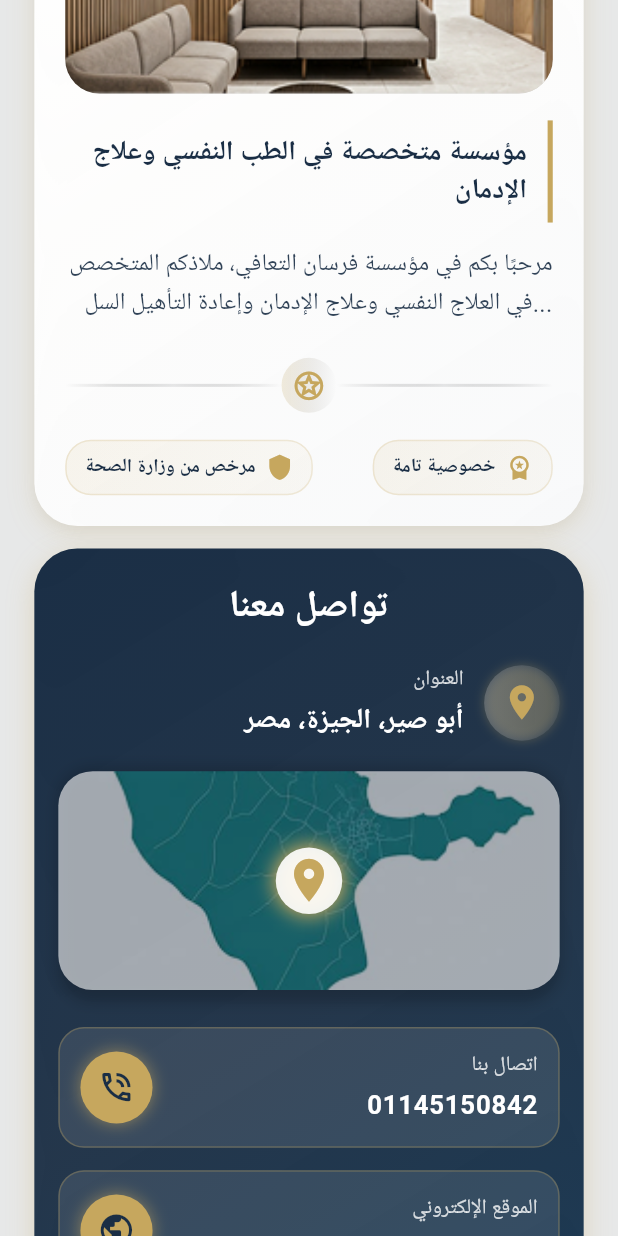
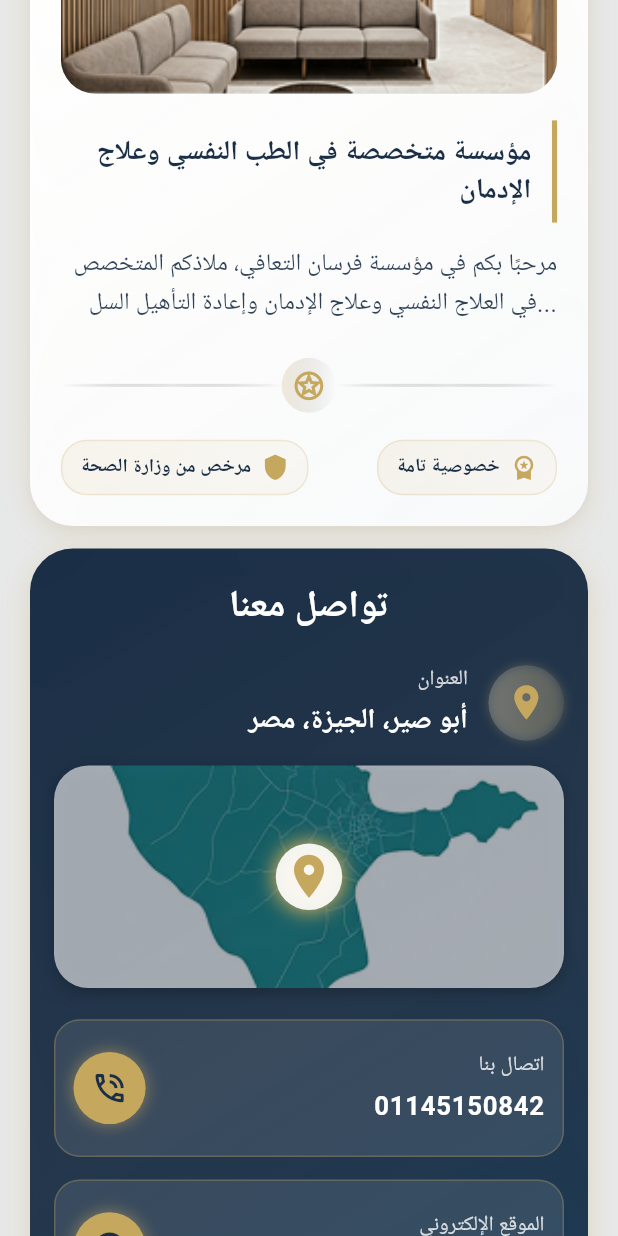
Before and after one commit to minaamir1442003/forsan-elatafe, a Flutter app: the HomePage screen opened directly, scrolled down 576 dp, on a phone screen of 412 x 824 dp. Run offline on Flutter 3.47's test engine with Material 3 defaults, Android fonts, the phone set to English and light mode, and no system bars; our stand-ins replace dio, flutter_bloc, flutter_screenutil, font_awesome_flutter, shared_preferences, youtube_player_flutter; missing offline and left inert: flutter_phone_direct_caller; accounts and stored records are empty; Roboto replaces fonts that are missing (Cairo).

Commit message:
change some size image
Co-authored-by: Copilot <copilot@github.com>

```diff
--- a/lib/core/network/dio_helper.dart
+++ b/lib/core/network/dio_helper.dart
@@ -3,6 +3,7 @@ import 'package:dio/dio.dart';
 class DioHelper {
   static late Dio dio;
 
+  // ignore: strict_top_level_inference
   static init() {
     dio = Dio(
       BaseOptions(
--- a/lib/features/MedicalUnit/widget/Medical_cards.dart
+++ b/lib/features/MedicalUnit/widget/Medical_cards.dart
@@ -156,7 +156,7 @@ class _ResortCardsState extends State<MedicalCards> {
   @override
   Widget build(BuildContext context) {
     return SizedBox(
-      height: 300.h, // زودت شوية الارتفاع عشان يناسب النصوص الإضافية
+      height: 350, // زودت شوية الارتفاع عشان يناسب النصوص الإضافية
       child: PageView.builder(
         controller: _pageController,
         itemCount: items.length,
--- a/lib/features/Profile/screen/guest_profile_screen.dart
+++ b/lib/features/Profile/screen/guest_profile_screen.dart
@@ -5,7 +5,6 @@ import 'package:forsan_eltafe/features/Profile/widget/guest_banner.dart';
 import 'package:forsan_eltafe/features/Profile/widget/guest_info_section.dart';
 import 'package:forsan_eltafe/features/Profile/widget/guest_login_prompt.dart';
 import 'package:forsan_eltafe/features/Profile/widget/guest_record_card.dart';
-import 'package:forsan_eltafe/features/navigation_bar/navigation_bar.dart';
 import '../data/guest_data.dart';
 
 
@@ -82,6 +81,7 @@ class GuestProfileScreen extends StatelessWidget {
                     Container(
                       padding: const EdgeInsets.symmetric(horizontal: 16, vertical: 8),
                       decoration: BoxDecoration(
+                        // ignore: deprecated_member_use
                         color: Appcolors.accentColorNew.withOpacity(0.12),
                         borderRadius: BorderRadius.circular(40),
                       ),
@@ -98,6 +98,7 @@ class GuestProfileScreen extends StatelessWidget {
                 ),
               ),
               // السجلات
+              // ignore: unnecessary_to_list_in_spreads
               ...GuestData.records.map((record) => GuestRecordCard(record: record)).toList(),
               const SizedBox(height: 10),
               const GuestLoginPrompt(),
--- a/lib/features/Profile/widget/profile_header.dart
+++ b/lib/features/Profile/widget/profile_header.dart
@@ -1,3 +1,5 @@
+// ignore_for_file: unused_element
+
 import 'package:flutter/material.dart';
 import 'package:forsan_eltafe/core/appcolors.dart';
 import 'package:intl/intl.dart';
@@ -115,12 +117,14 @@ class ProfileHeader extends StatelessWidget {
                 end: Alignment.bottomRight,
                 colors: [
                   Appcolors.primaryColor,
+                  // ignore: deprecated_member_use
                   Appcolors.primaryColor.withOpacity(0.95),
                 ],
               ),
               borderRadius: BorderRadius.circular(32),
               boxShadow: [
                 BoxShadow(
+                  // ignore: deprecated_member_use
                   color: Appcolors.primaryColor.withOpacity(0.3),
                   blurRadius: 20,
                   offset: const Offset(0, 10),
--- a/lib/features/Resort/screen/ResortPage.dart
+++ b/lib/features/Resort/screen/ResortPage.dart
@@ -41,7 +41,7 @@ class _ResortPageState extends State<ResortPage> with SingleTickerProviderStateM
   @override
   Widget build(BuildContext context) {
     double screenWidth = MediaQuery.of(context).size.width;
-    double horizontalPadding = screenWidth > 500 ? 40.w : 20.w;
+    double horizontalPadding = screenWidth > 500 ? 30.w : 20.w;
 
     return Scaffold(
       backgroundColor: Appcolors.greycolor,
--- a/lib/features/home/screen/home.dart
+++ b/lib/features/home/screen/home.dart
@@ -1,5 +1,4 @@
 import 'package:flutter/material.dart';
-import 'package:flutter_screenutil/flutter_screenutil.dart';
 import 'package:forsan_eltafe/core/appcolors.dart';
 import 'package:forsan_eltafe/features/home/widget/Conectus.dart';
 import 'package:forsan_eltafe/features/home/widget/aboutelmontage.dart';
@@ -18,7 +17,7 @@ class _HomePageState extends State<HomePage> {
     double screenWidth = MediaQuery.of(context).size.width;
 
     // تحديد قيمة الـ padding بناءً على عرض الشاشة
-    double horizontalPadding = screenWidth > 500 ? 40.w : 20.w;
+    double horizontalPadding = screenWidth > 500 ? 30 : 20;
     return Scaffold(
       backgroundColor: Appcolors.greycolor,
       body: SafeArea(
--- a/lib/features/home/widget/Conectus.dart
+++ b/lib/features/home/widget/Conectus.dart
@@ -74,7 +74,7 @@ class Conectus extends StatelessWidget {
                 }
               },
               child: Container(
-                height: 130.h,
+                height: 150,
                 width: double.infinity,
                 decoration: BoxDecoration(
                   borderRadius: BorderRadius.circular(20.r),
@@ -95,6 +95,7 @@ class Conectus extends StatelessWidget {
                         "assets/image/Map location of Abu Sir.png",
                         fit: BoxFit.cover,
                         width: double.infinity,
+                        // height: double.infinity,
                       ),
                     ),
                     Container(
@@ -272,7 +273,7 @@ class Conectus extends StatelessWidget {
             }
           : null,
       child: Container(
-        padding: EdgeInsets.symmetric(horizontal: 12.w, vertical: 12.h),
+        padding: EdgeInsets.symmetric(horizontal: 12, vertical: 20),
         decoration: BoxDecoration(
           color: Colors.white.withOpacity(0.1),
           borderRadius: BorderRadius.circular(15.r),
--- a/lib/features/home/widget/aboutelmontage.dart
+++ b/lib/features/home/widget/aboutelmontage.dart
@@ -31,6 +31,7 @@ class _AboutElMontageState extends State<AboutElMontage> {
           end: Alignment.bottomRight,
           colors: [
             Colors.white,
+            // ignore: deprecated_member_use
             Colors.white.withOpacity(0.95),
             const Color(0xFFF8F9FA),
           ],
@@ -38,11 +39,13 @@ class _AboutElMontageState extends State<AboutElMontage> {
         borderRadius: BorderRadius.circular(25.r),
         boxShadow: [
           BoxShadow(
+            // ignore: deprecated_member_use
             color: Appcolors.accentColor.withOpacity(0.2),
             blurRadius: 15,
             offset: const Offset(0, 5),
           ),
           BoxShadow(
+            // ignore: deprecated_member_use
             color: Colors.grey.withOpacity(0.1),
             blurRadius: 5,
             offset: const Offset(0, 2),
@@ -69,12 +72,15 @@ class _AboutElMontageState extends State<AboutElMontage> {
                     decoration: BoxDecoration(
                       gradient: LinearGradient(
                         colors: [
+                          // ignore: deprecated_member_use
                           Appcolors.accentColor.withOpacity(0.1),
+                          // ignore: deprecated_member_use
                           Appcolors.accentColor.withOpacity(0.05),
                         ],
                       ),
                       borderRadius: BorderRadius.circular(20.r),
                       border: Border.all(
+                        // ignore: deprecated_member_use
                         color: Appcolors.accentColor.withOpacity(0.3),
                         width: 1,
                       ),
@@ -95,18 +101,19 @@ class _AboutElMontageState extends State<AboutElMontage> {
                       "عن مؤسسة فرسان التعافي",
                       style: TextStyle(
                         color: Appcolors.bluecolor,
-                        fontSize: 15.sp,
+                        fontSize: 14.sp,
                         fontWeight: FontWeight.bold,
                       ),
                     ),
                     SizedBox(width: 8.w),
                     Container(
-                      height: 30.h,
-                      width: 4.w,
+                      height: 20.w,
+                      width: 5.w,
                       decoration: BoxDecoration(
                         gradient: LinearGradient(
                           colors: [
                             Appcolors.accentColor,
+                            // ignore: deprecated_member_use
                             Appcolors.accentColor.withOpacity(0.5),
                           ],
                         ),
@@ -127,6 +134,7 @@ class _AboutElMontageState extends State<AboutElMontage> {
                 decoration: BoxDecoration(
                   boxShadow: [
                     BoxShadow(
+                      // ignore: deprecated_member_use
                       color: Colors.black.withOpacity(0.2),
                       blurRadius: 10,
                       offset: const Offset(0, 5),
@@ -175,6 +183,7 @@ class _AboutElMontageState extends State<AboutElMontage> {
               textAlign: TextAlign.right,
               style: TextStyle(
                 fontSize: 14.sp,
+                // ignore: deprecated_member_use
                 color: Appcolors.bluecolor.withOpacity(0.9),
                 height: 1.6,
               ),
@@ -206,6 +215,7 @@ class _AboutElMontageState extends State<AboutElMontage> {
                   decoration: BoxDecoration(
                     gradient: LinearGradient(
                       colors: [
+                        // ignore: deprecated_member_use
                         Appcolors.accentColor.withOpacity(0.2),
                         Colors.transparent,
                       ],
@@ -270,12 +280,15 @@ class _AboutElMontageState extends State<AboutElMontage> {
           begin: Alignment.topLeft,
           end: Alignment.bottomRight,
           colors: [
+            // ignore: deprecated_member_use
             Appcolors.accentColor.withOpacity(0.1),
+            // ignore: deprecated_member_use
             Appcolors.accentColor.withOpacity(0.05),
           ],
         ),
         borderRadius: BorderRadius.circular(15.r),
         border: Border.all(
+          // ignore: deprecated_member_use
           color: Appcolors.accentColor.withOpacity(0.2),
           width: 1,
         ),
```
Also changed, not shown: lib/features/MedicalUnit/screen/MedicalUnitPage.dart (+7 -7 lines), lib/features/Onboarding/screen/onboarding_screen.dart (+37 -5 lines).
